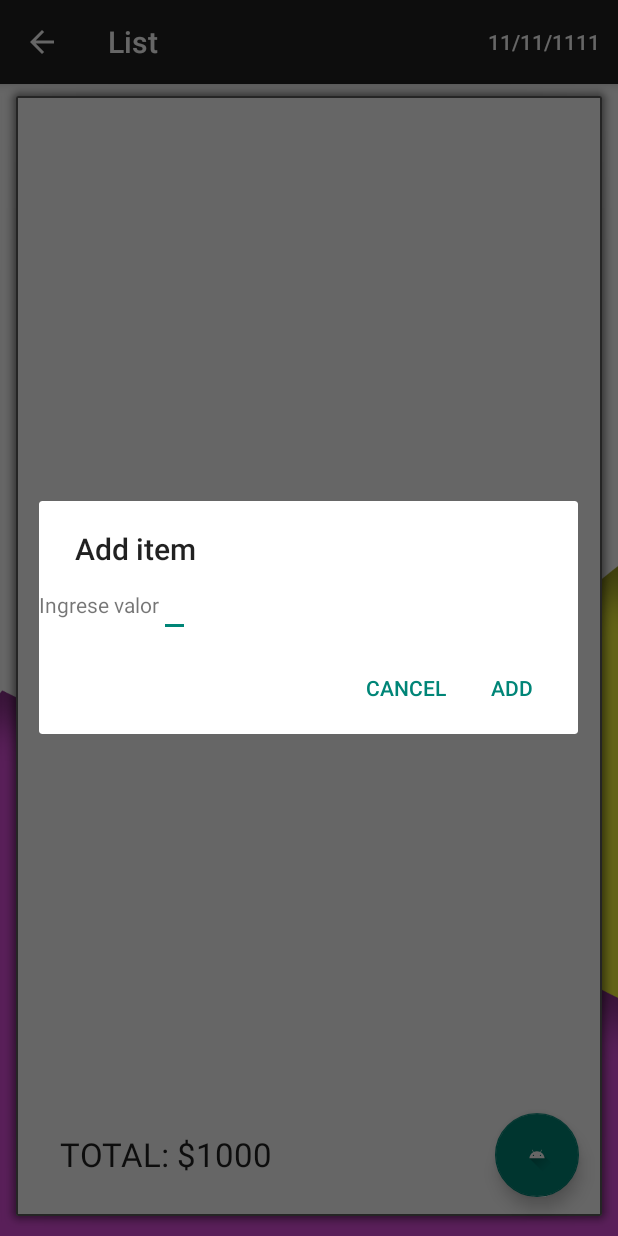
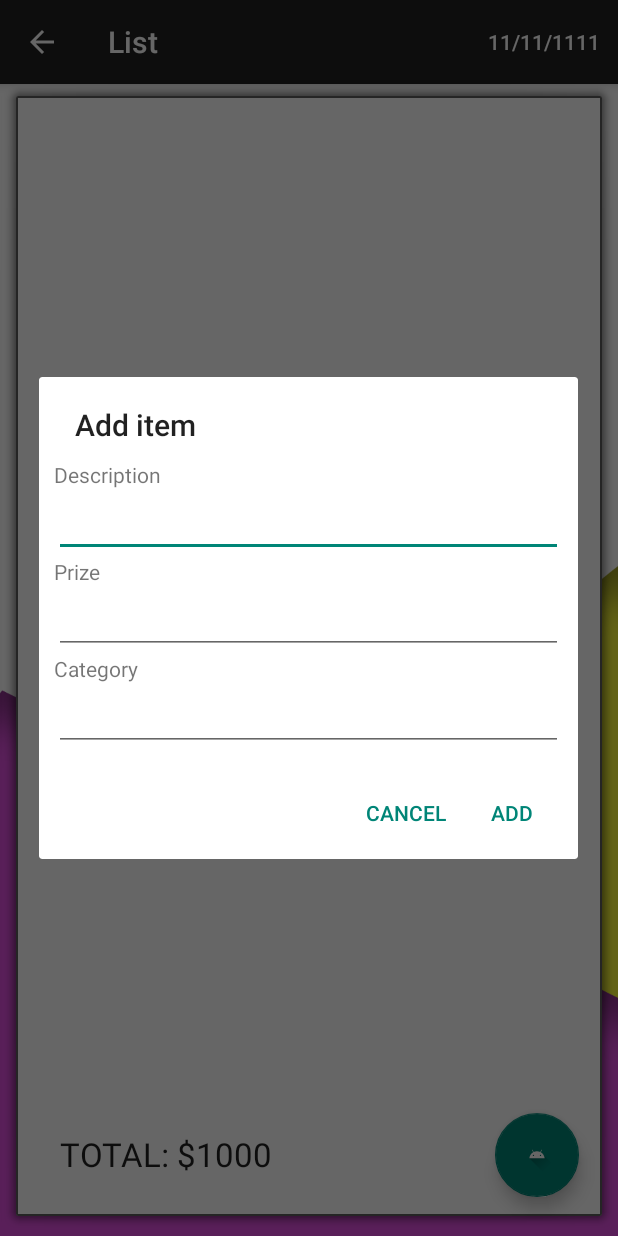
Before and after one commit to 413831/TP_Laboratorio_V, an Android app: the ScrollableList screen opened directly, with no data from a screen before it, after a tap on "addItem", on a phone screen of 412 x 824 dp. Run offline under Robolectric (Android 15) with nearby library versions, the phone set to English and light mode, and no system bars.

Commit message:
Listener popup

```diff
--- a/Contador_gastos/app/src/main/java/utn/sistema/contador_gastos/MainActivity.java
+++ b/Contador_gastos/app/src/main/java/utn/sistema/contador_gastos/MainActivity.java
@@ -15,8 +15,8 @@ public class MainActivity extends AppCompatActivity {
         super.onCreate(savedInstanceState);
         setContentView(R.layout.activity_main);
 
-        this.addListenerOnButton(ScrollableList.class, findViewById(R.id.btnList));
-        this.addListenerOnButton(Search.class, findViewById(R.id.btnSearch));
+        this.addListenerOnButton(ScrollableList.class, super.findViewById(R.id.btnList));
+        this.addListenerOnButton(Search.class, super.findViewById(R.id.btnSearch));
     }
 
     public void addListenerOnButton(Class destination, Button button)
--- a/Contador_gastos/app/src/main/java/utn/sistema/contador_gastos/PopupCreate.java
+++ b/Contador_gastos/app/src/main/java/utn/sistema/contador_gastos/PopupCreate.java
@@ -3,13 +3,21 @@ package utn.sistema.contador_gastos;
 import android.app.Activity;
 import android.app.AlertDialog;
 import android.app.Dialog;
+import android.content.DialogInterface;
 import android.os.Bundle;
 import android.view.LayoutInflater;
 import android.view.View;
+import android.widget.EditText;
 
 import androidx.annotation.NonNull;
 import androidx.annotation.Nullable;
 import androidx.appcompat.app.AppCompatDialogFragment;
+
+import java.util.Date;
+
+import utn.sistema.contador_gastos.listeners.ClickSave;
+import utn.sistema.contador_gastos.objects.Item;
+import utn.sistema.contador_gastos.services.ItemService;
 
 public class PopupCreate extends AppCompatDialogFragment
 {
@@ -17,12 +25,13 @@ public class PopupCreate extends AppCompatDialogFragment
     @Override
     public Dialog onCreateDialog(@Nullable Bundle savedInstanceState)
     {
-        AlertDialog.Builder builder = new AlertDialog.Builder(getActivity());
+        Activity activity = super.getActivity();
+        AlertDialog.Builder builder = new AlertDialog.Builder(activity);
         builder.setTitle("Add item");
         //TODO Listener
-        builder.setPositiveButton("Add",null);
+        DialogInterface.OnClickListener onClickListener = new ClickSave(activity);
+        builder.setPositiveButton("Add",onClickListener);
         builder.setNegativeButton("Cancel", null);
-
 
         LayoutInflater layoutInflater = LayoutInflater.from(getActivity());
         View v = layoutInflater.inflate(R.layout.dialog,null);
@@ -31,4 +40,6 @@ public class PopupCreate extends AppCompatDialogFragment
 
         return builder.create();
     }
+
+
 }
--- a/Contador_gastos/app/src/main/java/utn/sistema/contador_gastos/ScrollableList.java
+++ b/Contador_gastos/app/src/main/java/utn/sistema/contador_gastos/ScrollableList.java
@@ -39,7 +39,7 @@ public class ScrollableList extends AppCompatActivity implements Handler.Callbac
     @Override
     protected void onCreate(Bundle savedInstanceState) {
         super.onCreate(savedInstanceState);
-        setContentView(R.layout.activity_list);
+        super.setContentView(R.layout.activity_list);
         ActionBar actionBar = getSupportActionBar();
         actionBar.setTitle("List");
         actionBar.setDisplayHomeAsUpEnabled(true);
@@ -78,7 +78,8 @@ public class ScrollableList extends AppCompatActivity implements Handler.Callbac
                 String description = itemJSON.getString("description");
                 Double prize = itemJSON.getDouble("prize");
                 String category = itemJSON.getString("category");
-                Item item = new Item(id, description, prize , category);
+                String date = itemJSON.getString("date");
+                Item item = new Item(id, description, prize , category, date);
 
                 this.items.add(item);
             }
--- a/Contador_gastos/app/src/main/java/utn/sistema/contador_gastos/listeners/ClickSave.java
+++ b/Contador_gastos/app/src/main/java/utn/sistema/contador_gastos/listeners/ClickSave.java
@@ -1,4 +1,40 @@
 package utn.sistema.contador_gastos.listeners;
 
-public class ClickSave {
+import android.app.Activity;
+import android.content.DialogInterface;
+import android.view.LayoutInflater;
+import android.view.View;
+import android.widget.EditText;
+
+import java.util.Date;
+
+import utn.sistema.contador_gastos.R;
+import utn.sistema.contador_gastos.objects.Item;
+import utn.sistema.contador_gastos.services.ItemService;
+
+public class ClickSave implements DialogInterface.OnClickListener
+{
+    Activity activity;
+
+    public ClickSave(Activity activity)
+    {
+        this.activity = activity;
+    }
+
+    @Override
+    public void onClick(DialogInterface dialogInterface, int i)
+    {
+        EditText editDescription = this.activity.findViewById(R.id.editDescription);
+        EditText editPrize = this.activity.findViewById(R.id.editPrize);
+        EditText editCategory = this.activity.findViewById(R.id.editCategory);
+
+        Date date = new Date();
+
+        Item item = new Item(editDescription.getText().toString(),
+                Double.valueOf(editPrize.getText().toString()),
+                editCategory.getText().toString(),
+                date.toString());
+        ItemService itemService = new ItemService(null);
+        itemService.postItem(item);
+    }
 }
--- a/Contador_gastos/app/src/main/java/utn/sistema/contador_gastos/services/ItemService.java
+++ b/Contador_gastos/app/src/main/java/utn/sistema/contador_gastos/services/ItemService.java
@@ -1,12 +1,17 @@
 package utn.sistema.contador_gastos.services;
 
+import android.net.Uri;
 import android.os.Handler;
 import android.os.Message;
 import android.util.Log;
 
+import utn.sistema.contador_gastos.objects.Item;
+
 public class ItemService extends Thread
 {
     Handler handler;
+    private static final String GET = "http://192.168.1.36:3000/items";
+    private static final String POST = "http://192.168.1.36:3000/nuevoItem";
 
     public ItemService(Handler handler)
     {
@@ -16,19 +21,28 @@ public class ItemService extends Thread
     @Override
     public void run()
     {
-        this.getObjetos();
+        this.getItems();
     }
 
-    private void getObjetos()
+    private void getItems()
     {
-        // IP para Localhost
-        String url = "http://192.168.1.36:3000/items";
-
         HttpConnection httpConnection = HttpConnection.getInstance();
-        String s = httpConnection.obtenerElementos(url);
+        String s = httpConnection.getElements(ItemService.GET);
         Log.d("respuesta",s);
         Message message = new Message();
         message.obj = s;
         this.handler.sendMessage(message);
     }
+
+    public void postItem(Item item)
+    {
+        HttpConnection httpConnection = HttpConnection.getInstance();
+        Uri.Builder params = new Uri.Builder();
+        params.appendQueryParameter("id",item.getId().toString());
+        params.appendQueryParameter("description",item.getDescription());
+        params.appendQueryParameter("prize", item.getPrize().toString());
+        params.appendQueryParameter("category", item.getCategory());
+        params.appendQueryParameter("date", item.getDate());
+        httpConnection.postElement(params,ItemService.POST);
+    }
 }
--- a/Contador_gastos/app/src/main/res/layout/activity_list.xml
+++ b/Contador_gastos/app/src/main/res/layout/activity_list.xml
@@ -9,13 +9,10 @@
     android:padding="10dp"
     android:background="@android:drawable/alert_light_frame">
 
-
-
     <androidx.recyclerview.widget.RecyclerView
         android:id="@+id/recyclerview"
         android:layout_width="match_parent"
         android:layout_height="wrap_content"></androidx.recyclerview.widget.RecyclerView>
-
 
     <LinearLayout
 
--- a/Contador_gastos/app/src/main/res/layout/dialog.xml
+++ b/Contador_gastos/app/src/main/res/layout/dialog.xml
@@ -1,16 +1,40 @@
 <?xml version="1.0" encoding="utf-8"?>
 <LinearLayout xmlns:android="http://schemas.android.com/apk/res/android"
     android:layout_width="match_parent"
-    android:layout_height="match_parent">
+    android:layout_height="match_parent"
+    android:orientation="vertical"
+    android:padding="10dp">
 
     <TextView
         android:layout_width="wrap_content"
         android:layout_height="wrap_content"
-        android:text="Ingrese valor"></TextView>
+        android:text="Description"></TextView>
 
     <EditText
+        android:layout_width="match_parent"
+        android:layout_height="wrap_content"
+        android:id="@+id/editDescription"></EditText>
+
+    <TextView
         android:layout_width="wrap_content"
         android:layout_height="wrap_content"
-        android:id="@+id/editPopup"></EditText>
+        android:text="Prize"></TextView>
+
+    <EditText
+        android:layout_width="match_parent"
+        android:layout_height="wrap_content"
+        android:inputType="numberDecimal"
+        android:id="@+id/editPrize"></EditText>
+
+    <TextView
+        android:layout_width="wrap_content"
+        android:layout_height="wrap_content"
+        android:text="Category"></TextView>
+
+    <EditText
+        android:layout_width="match_parent"
+        android:layout_height="wrap_content"
+        android:inputType="numberDecimal"
+        android:id="@+id/editCategory"></EditText>
 
 </LinearLayout>
```
Also changed, not shown: Contador_gastos/app/src/main/java/utn/sistema/contador_gastos/Search.java (+91 -2 lines), Contador_gastos/app/src/main/java/utn/sistema/contador_gastos/data/LoginDataSource.java (deleted, +0 -29 lines), Contador_gastos/app/src/main/java/utn/sistema/contador_gastos/data/LoginRepository.java (deleted, +0 -54 lines), Contador_gastos/app/src/main/java/utn/sistema/contador_gastos/data/Result.java (deleted, +0 -48 lines), Contador_gastos/app/src/main/java/utn/sistema/contador_gastos/data/model/LoggedInUser.java (deleted, +0 -23 lines), Contador_gastos/app/src/main/java/utn/sistema/contador_gastos/objects/Item.java (+27 -6 lines), Contador_gastos/app/src/main/java/utn/sistema/contador_gastos/services/HttpConnection.java (+68 -1 lines), Contador_gastos/app/src/main/res/layout/activity_search.xml (+7 -2 lines), Contador_gastos/app/src/main/res/menu/menu_search.xml (added, +11 -0 lines).
